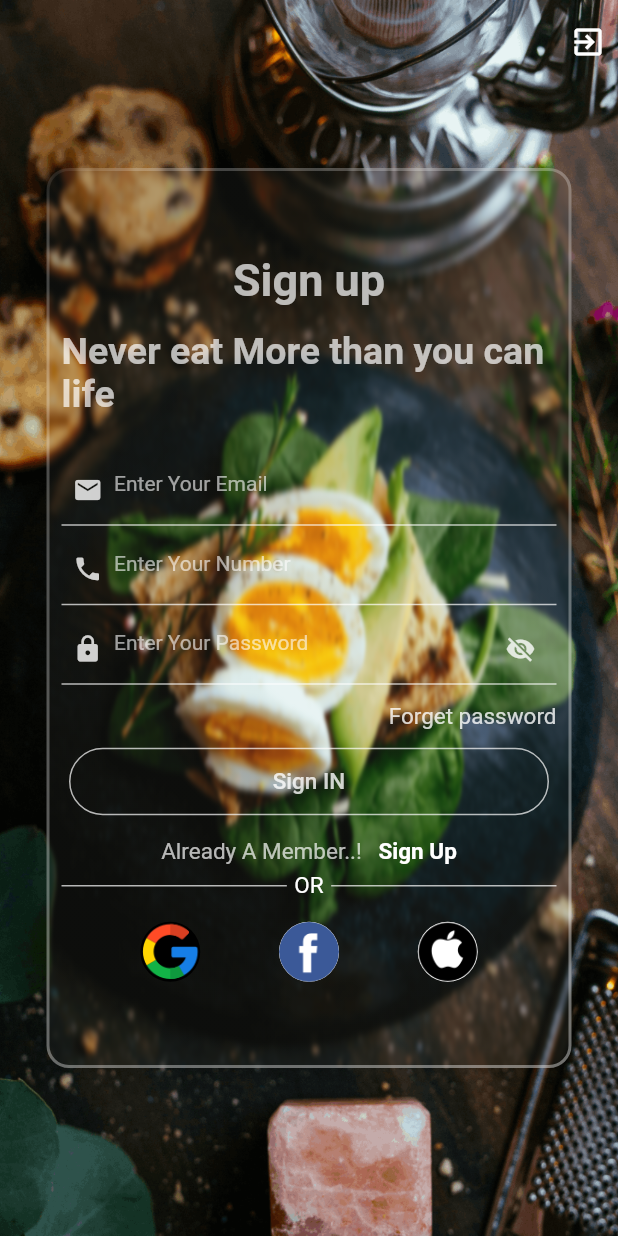
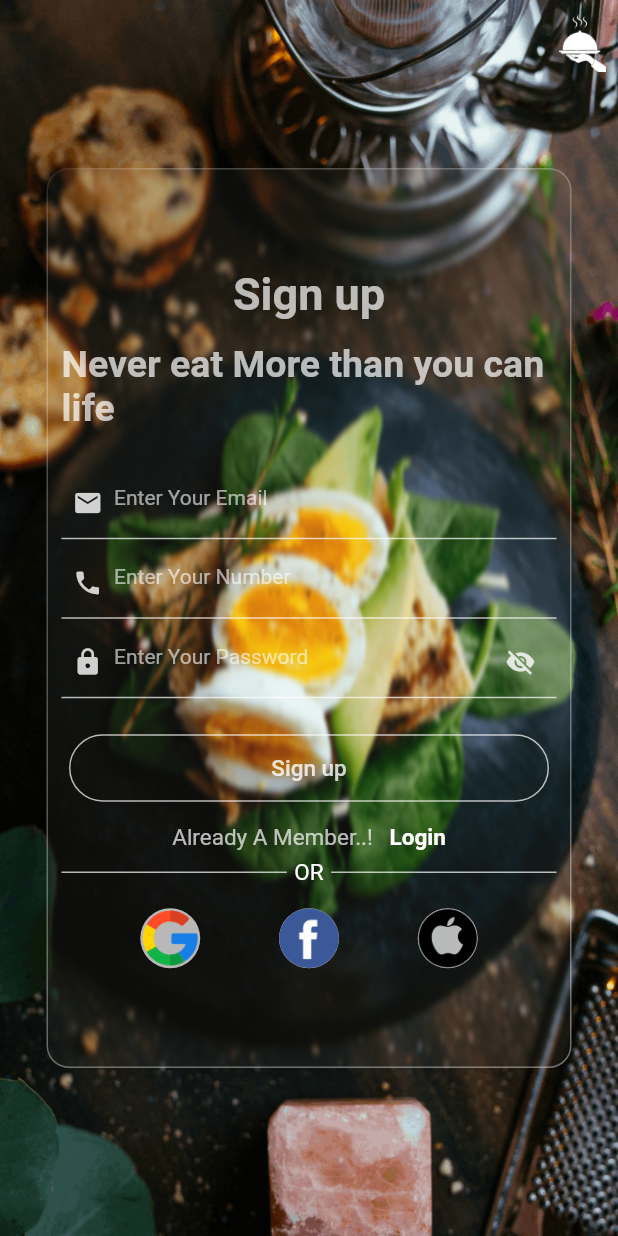
Before and after one commit to RiyasKpkr/hotel-seat-booking, a Flutter app: the screen it shows after launch, on a phone screen of 412 x 824 dp. Run offline on Flutter 3.47's test engine with Material 2 defaults, Android fonts, the phone set to English and light mode, and no system bars; drawn by our look-alikes of glassmorphism.

Commit message:
some design changed

```diff
--- a/lib/home_page.dart
+++ b/lib/home_page.dart
@@ -1,10 +1,11 @@
 // ignore_for_file: prefer_const_constructors
 
 import 'package:flutter/material.dart';
-import 'package:hotel_seat_booking/pages/login_page.dart';
+import 'package:hotel_seat_booking/screens/sign_up_screen.dart';
 
 class Homepage extends StatelessWidget {
-  const Homepage({super.key});
+   Homepage({super.key});
+
 
   @override
   Widget build(BuildContext context) {
@@ -17,13 +18,18 @@
           actions: [
             Padding(
               padding: const EdgeInsets.all(8.0),
-              child: Icon(Icons.exit_to_app),
+              child: Image.asset(
+                'assets/icons/restarant-logo.jpg',
+                color: Colors.white,
+              ),
             )
           ],
         ),
         resizeToAvoidBottomInset: false,
-        body: LoginPage(),
+        body: SignUpScreen(),
       ),
     );
   }
+
+  bool sign= false;
 }
--- a/lib/main.dart
+++ b/lib/main.dart
@@ -15,7 +15,7 @@
       theme: ThemeData(
         primarySwatch: Colors.blue,
       ),
-      home: const Homepage(),
+      home:  Homepage(),
       debugShowCheckedModeBanner: false,
     );
   }
--- a/lib/pages/login_page.dart
+++ b/lib/screens/sign_up_screen.dart
@@ -1,23 +1,21 @@
 // ignore_for_file: prefer_const_constructors
 
-import 'dart:ui';
 
 import 'package:flutter/material.dart';
 import 'package:glassmorphism/glassmorphism.dart';
+import 'package:hotel_seat_booking/screens/login_screen.dart';
 import 'package:hotel_seat_booking/widgets/circle_avatar.dart';
 import 'package:hotel_seat_booking/widgets/text_field_widget.dart';
 import 'package:hotel_seat_booking/widgets/text_widget.dart';
 
-class LoginPage extends StatelessWidget {
-  const LoginPage({super.key});
+class SignUpScreen extends StatelessWidget {
+   SignUpScreen({super.key});
 
   @override
   Widget build(BuildContext context) {
     return Container(
       height: double.infinity,
       width: double.infinity,
-      // color: Colors.amber,
-      // child: Text('Login'),
       decoration: BoxDecoration(
         image: DecorationImage(
           image: AssetImage(
@@ -43,7 +41,7 @@
               1,
             ],
           ),
-          border: 2,
+          border: 1,
           blur: 1,
           borderGradient: LinearGradient(
             begin: Alignment.bottomRight,
@@ -81,19 +79,23 @@
                   fontSize: 25,
                   fontWeight: FontWeight.bold,
                 ),
-                SizedBox(height: 25,),
+                SizedBox(
+                  height: 25,
+                ),
                 TextFieldWidget(
+                  obscureText: false,
                   hintText: 'Enter Your Email',
                   icons: Icons.email,
-                  obscureText: false,
+                  // obscureText: false,
                 ),
                 SizedBox(
                   height: 5,
                 ),
                 TextFieldWidget(
+                  obscureText: false,
                   hintText: 'Enter Your Number',
                   icons: Icons.phone,
-                  obscureText: false,
+                  // obscureText: false,
                 ),
                 SizedBox(
                   height: 5,
@@ -107,18 +109,6 @@
                 SizedBox(
                   height: 12,
                 ),
-                Row(
-                  mainAxisAlignment: MainAxisAlignment.end,
-                  children: [
-                    Text(
-                      'Forget password',
-                      style: TextStyle(
-                        color: Colors.white.withOpacity(.8),
-                        fontSize: 15,
-                      ),
-                    ),
-                  ],
-                ),
                 SizedBox(
                   height: 12,
                 ),
@@ -131,7 +121,7 @@
                     border: Border.all(color: Colors.white70),
                   ),
                   child: Text(
-                    'Sign IN',
+                    'Sign up',
                     style: TextStyle(
                       fontSize: 15,
                       color: Colors.white.withOpacity(.8),
@@ -150,11 +140,24 @@
                       fontColor: Colors.white70,
                       fontSize: 15,
                     ),
-                    TextWidget(
-                      data: 'Sign Up',
-                      fontSize: 15,
-                      fontColor: Colors.white,
-                      fontWeight: FontWeight.bold,
+                    GestureDetector(
+                      onTap: () {
+                        print('object');
+                        Navigator.push(
+                          context,
+                          MaterialPageRoute(
+                            builder: (context) {
+                              return LoginScreen();
+                            },
+                          ),
+                        );
+                      },
+                      child: TextWidget(
+                        data: 'Login',
+                        fontSize: 15,
+                        fontColor: Colors.white,
+                        fontWeight: FontWeight.bold,
+                      ),
                     ),
                   ],
                 ),
@@ -197,17 +200,17 @@
                   mainAxisAlignment: MainAxisAlignment.spaceEvenly,
                   children: [
                     CircleAvatarWidget(
-                      backgroundColor: Colors.black,
+                      backgroundColor: Colors.white70,
                       imagelogo: 'assets/icons/google-logo.png',
                       radius: 20,
                     ),
                     CircleAvatarWidget(
-                      backgroundColor: Colors.white,
+                      backgroundColor: Colors.white70,
                       radius: 20,
                       imagelogo: 'assets/icons/facebook-logo.png',
                     ),
                     CircleAvatarWidget(
-                      backgroundColor: Colors.white,
+                      backgroundColor: Colors.white70,
                       radius: 20,
                       imagelogo: 'assets/icons/apple-logo.png',
                     ),
--- a/pubspec.yaml
+++ b/pubspec.yaml
@@ -66,6 +66,7 @@
     - assets/icons/google-logo.png
     - assets/icons/facebook-logo.png
     - assets/icons/apple-logo.png
+    - assets/icons/restarant-logo.jpg
 
   # An image asset can refer to one or more resolution-specific "variants", see
   # https://flutter.dev/assets-and-images/#resolution-aware
```
Also changed, not shown: lib/screens/login_screen.dart (added, +218 -0 lines), lib/widgets/text_field_widget.dart (+0 -45 lines), assets/icons/restarant-logo.jpg (added).
